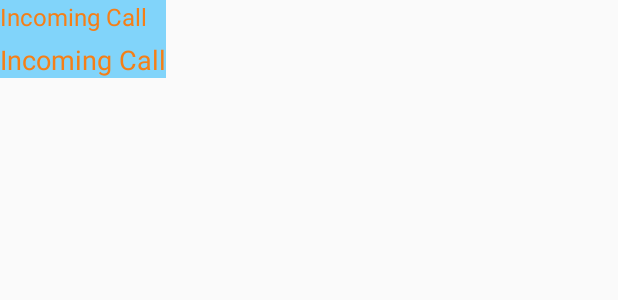
After one commit to m-Bilal/PhoneCallDetection, an Android app: the layout serivce_call_start_popup.xml on its own in the app's theme, with its tools: preview values and no code run, on a phone screen of 412 x 824 dp. The commit adds this screen. Shown: the top 300 px of the screen. Run offline under Robolectric (Android 15) with nearby library versions, the phone set to English and light mode, and no system bars.

Commit message:
Added service to display pop on calls

```diff
--- /dev/null
+++ b/app/src/main/res/layout/serivce_call_start_popup.xml
@@ -0,0 +1,24 @@
+<?xml version="1.0" encoding="utf-8"?>
+<LinearLayout xmlns:android="http://schemas.android.com/apk/res/android"
+    android:orientation="vertical"
+    android:background="#81D4FA"
+    android:layout_width="wrap_content"
+    android:layout_height="wrap_content">
+
+    <TextView
+        android:layout_width="match_parent"
+        android:layout_height="wrap_content"
+        android:text="Incoming Call"
+        android:textColor="#F57F17"
+        android:textSize="16sp"/>
+
+    <TextView
+        android:id="@+id/textview_incoming_call_number_CallStartIntentService"
+        android:layout_width="match_parent"
+        android:layout_height="wrap_content"
+        android:layout_marginTop="5dp"
+        android:textColor="#F57F17"
+        android:text="Incoming Call"
+        android:textSize="18sp"/>
+
+</LinearLayout>
```
Also changed, not shown: app/src/main/AndroidManifest.xml (+10 -4 lines), app/src/main/java/com/bilal/phonecalldetection/CallReceiver.java (+25 -0 lines), app/src/main/java/com/bilal/phonecalldetection/MainActivity.java (+24 -1 lines), app/src/main/java/com/bilal/phonecalldetection/service/CallStartInfoService.java (added, +87 -0 lines).
